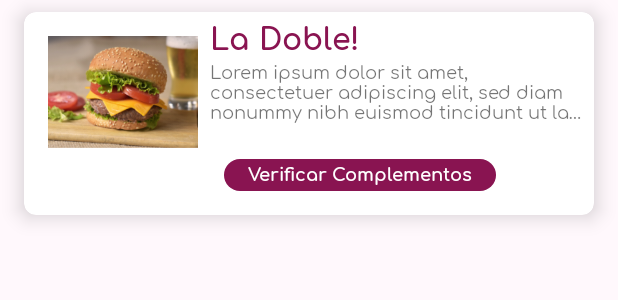
After one commit to ramirezdchris/appRestaurante, an Android app: the layout holder_item_food3.xml on its own in the app's theme, with its tools: preview values and no code run, on a phone screen of 412 x 824 dp. The commit adds this screen. Shown: the top 300 px of the screen. Run offline under Robolectric (Android 15) with nearby library versions, the light colour scheme and no system bars.

Commit message:
24-09-2020

```diff
--- a/AppRestauranteFuimonos/app/src/main/AndroidManifest.xml
+++ b/AppRestauranteFuimonos/app/src/main/AndroidManifest.xml
@@ -11,7 +11,7 @@
 
     <application
         android:allowBackup="true"
-        android:icon="@drawable/logo_fuimonos"
+        android:icon="@drawable/ic_launcher_foreground"
         android:label="@string/app_name"
         android:networkSecurityConfig="@xml/network_security_config"
         android:requestLegacyExternalStorage="true"
--- a/AppRestauranteFuimonos/app/src/main/java/com/fm/modules/adapters/RecyclerOpcionesSeleccionadoAdapter.java
+++ b/AppRestauranteFuimonos/app/src/main/java/com/fm/modules/adapters/RecyclerOpcionesSeleccionadoAdapter.java
@@ -38,7 +38,7 @@ public class RecyclerOpcionesSeleccionadoAdapter extends RecyclerView.Adapter<Re
     @NonNull
     @Override
     public RecyclerOpcionesSeleccionadoAdapter.ViewHolder onCreateViewHolder(@NonNull ViewGroup parent, int viewType) {
-        View view = LayoutInflater.from(parent.getContext()).inflate(R.layout.list_sub_menu_opciones, parent, false);
+        View view = LayoutInflater.from(parent.getContext()).inflate(R.layout.list_sub_menu_opciones2, parent, false);
         return new RecyclerOpcionesSeleccionadoAdapter.ViewHolder(view);
     }
 
@@ -77,7 +77,7 @@ public class RecyclerOpcionesSeleccionadoAdapter extends RecyclerView.Adapter<Re
             //btnTomarPedido = itemView.findViewById(R.id.btnTomarPedido);
 
             tvOpcionSubMenu = itemView.findViewById(R.id.tvOpcionSubMenu);
-            //tvOpcion = itemView.findViewById(R.id.tvOpcion);
+            tvOpcion = itemView.findViewById(R.id.tvOpcion);
         }
 
         public void asignarDatos(final OpcionesDeSubMenuSeleccionado opciones){
--- a/AppRestauranteFuimonos/app/src/main/java/com/fm/modules/adapters/RecyclerPlatillosSeleccionadoAdapter.java
+++ b/AppRestauranteFuimonos/app/src/main/java/com/fm/modules/adapters/RecyclerPlatillosSeleccionadoAdapter.java
@@ -46,7 +46,7 @@ public class RecyclerPlatillosSeleccionadoAdapter extends RecyclerView.Adapter<R
     @NonNull
     @Override
     public RecyclerPlatillosSeleccionadoAdapter.ViewHolder onCreateViewHolder(@NonNull ViewGroup parent, int viewType) {
-        View view = LayoutInflater.from(parent.getContext()).inflate(R.layout.holder_item_food, parent, false);
+        View view = LayoutInflater.from(parent.getContext()).inflate(R.layout.holder_item_food3, parent, false);
         return new RecyclerPlatillosSeleccionadoAdapter.ViewHolder(view);
     }
 
--- a/AppRestauranteFuimonos/app/src/main/java/com/fm/modules/app/pedidos/OpcPlatilloSeleccionado.java
+++ b/AppRestauranteFuimonos/app/src/main/java/com/fm/modules/app/pedidos/OpcPlatilloSeleccionado.java
@@ -46,7 +46,7 @@ public class OpcPlatilloSeleccionado extends AppCompatActivity {
     @Override
     protected void onCreate(@Nullable Bundle savedInstanceState) {
         super.onCreate(savedInstanceState);
-        setContentView(R.layout.frg_food_complements);
+        setContentView(R.layout.frg_food_complements2);
 
         idPlatilloSeleccionado = getIntent().getLongExtra("idPlatilloSeleccionado", 1L);
         Toast.makeText(this, "Platillo id: " +idPlatilloSeleccionado, Toast.LENGTH_SHORT).show();
--- a/AppRestauranteFuimonos/app/src/main/res/layout/app_bar_main.xml
+++ b/AppRestauranteFuimonos/app/src/main/res/layout/app_bar_main.xml
@@ -28,6 +28,6 @@
         android:layout_height="wrap_content"
         android:layout_gravity="bottom|end"
         android:layout_margin="@dimen/fab_margin"
-        android:src="@drawable/ic_plus" />
+        app:srcCompat="@drawable/ic_plus"/>
 
 </androidx.coordinatorlayout.widget.CoordinatorLayout>
--- /dev/null
+++ b/AppRestauranteFuimonos/app/src/main/res/layout/holder_item_food3.xml
@@ -0,0 +1,97 @@
+<?xml version="1.0" encoding="utf-8"?>
+<LinearLayout
+    xmlns:android="http://schemas.android.com/apk/res/android"
+    xmlns:app="http://schemas.android.com/apk/res-auto"
+    xmlns:tools="http://schemas.android.com/tools"
+    android:layout_width="match_parent"
+    android:layout_height="wrap_content"
+    android:orientation="vertical">
+
+    <com.google.android.material.card.MaterialCardView
+        android:id="@+id/cvPlatillo"
+        android:layout_width="match_parent"
+        android:layout_height="wrap_content"
+        android:layout_marginStart="@dimen/space_2x"
+        android:layout_marginTop="@dimen/space_default"
+        android:layout_marginEnd="@dimen/space_2x"
+        android:layout_marginBottom="@dimen/space_2x"
+        app:cardCornerRadius="8dp"
+        app:cardElevation="8dp">
+
+        <androidx.constraintlayout.widget.ConstraintLayout
+            android:layout_width="match_parent"
+            android:layout_height="wrap_content">
+
+            <androidx.appcompat.widget.AppCompatImageView
+                android:id="@+id/ivFoodImage"
+                android:layout_width="100dp"
+                android:layout_height="0dp"
+                android:layout_marginStart="@dimen/space_2x"
+                android:layout_marginTop="@dimen/space_default"
+                android:layout_marginBottom="@dimen/space_default"
+                android:scaleType="centerCrop"
+                app:layout_constraintBottom_toBottomOf="@+id/tvFoodPrice"
+                app:layout_constraintDimensionRatio="4:3"
+                app:layout_constraintStart_toStartOf="parent"
+                app:layout_constraintTop_toTopOf="@+id/tvFoodName"
+                tools:srcCompat="@drawable/food_sample" />
+
+            <androidx.appcompat.widget.AppCompatTextView
+                android:id="@+id/tvFoodName"
+                style="@style/TextViewTitleStyle"
+                android:layout_width="0dp"
+                android:layout_height="wrap_content"
+                android:layout_marginStart="@dimen/space_default"
+                android:layout_marginTop="@dimen/space_default"
+                android:layout_marginEnd="@dimen/space_default"
+                android:text="@{food.name}"
+                android:textSize="20sp"
+                app:layout_constraintBottom_toTopOf="@+id/tvFoodDescription"
+                app:layout_constraintEnd_toEndOf="parent"
+                app:layout_constraintStart_toEndOf="@+id/ivFoodImage"
+                app:layout_constraintTop_toTopOf="parent"
+                tools:text="La Doble!" />
+
+            <androidx.appcompat.widget.AppCompatTextView
+                android:id="@+id/tvFoodDescription"
+                android:layout_width="0dp"
+                android:layout_height="wrap_content"
+                android:layout_marginTop="@dimen/space_4n"
+                android:ellipsize="end"
+                android:includeFontPadding="false"
+                android:maxLines="3"
+                android:text="@{food.description}"
+                android:textSize="12sp"
+                app:layout_constraintBottom_toTopOf="@+id/tvFoodPrice"
+                app:layout_constraintEnd_toEndOf="@+id/tvFoodName"
+                app:layout_constraintStart_toStartOf="@+id/tvFoodName"
+                app:layout_constraintTop_toBottomOf="@+id/tvFoodName"
+                tools:text="Lorem ipsum dolor sit amet, consectetuer adipiscing elit, sed diam nonummy nibh euismod tincidunt ut laoreet dolore magna aliquam" />
+
+            <androidx.appcompat.widget.AppCompatTextView
+                android:id="@+id/btn"
+                android:layout_width="wrap_content"
+                android:layout_height="wrap_content"
+                android:layout_marginStart="100dp"
+                android:layout_marginTop="24dp"
+                android:layout_marginEnd="32dp"
+                android:layout_marginBottom="16dp"
+                android:background="@drawable/add_food_action_bacground"
+                android:includeFontPadding="false"
+                android:paddingStart="@dimen/space_2x"
+                android:paddingTop="@dimen/space_4n"
+                android:paddingEnd="@dimen/space_2x"
+                android:paddingBottom="@dimen/space_4n"
+                android:text="Verificar Complementos"
+                android:textColor="@android:color/white"
+                android:textSize="12sp"
+                android:textStyle="bold"
+                app:layout_constraintBottom_toBottomOf="parent"
+                app:layout_constraintEnd_toEndOf="parent"
+                app:layout_constraintStart_toStartOf="parent"
+                app:layout_constraintTop_toBottomOf="@+id/tvFoodDescription" />
+
+        </androidx.constraintlayout.widget.ConstraintLayout>
+
+    </com.google.android.material.card.MaterialCardView>
+</LinearLayout>
```
Also changed, not shown: AppRestauranteFuimonos/app/src/main/java/com/fm/modules/app/carrito/PedidoRegistrado.java (+9 -1 lines), AppRestauranteFuimonos/app/src/main/java/com/fm/modules/app/carrito/ProcesarCarritoActivity.java (+4 -4 lines), AppRestauranteFuimonos/app/src/main/res/layout/activity_procesar_carrito.xml (+0 -22 lines), AppRestauranteFuimonos/app/src/main/res/layout/frg_food_complements2.xml (added, +136 -0 lines), AppRestauranteFuimonos/app/src/main/res/layout/list_sub_menu_opciones2.xml (added, +24 -0 lines).
